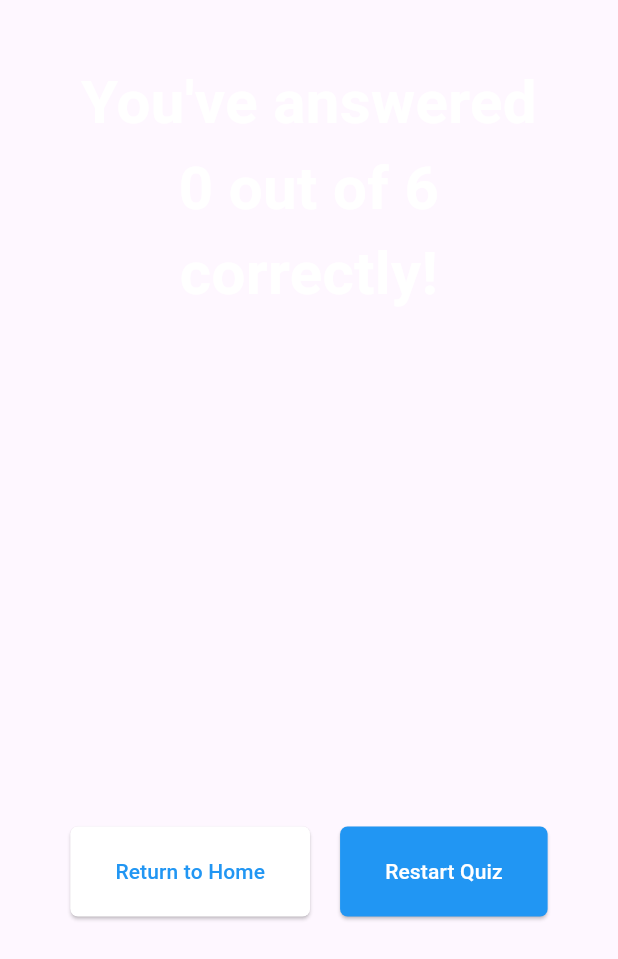
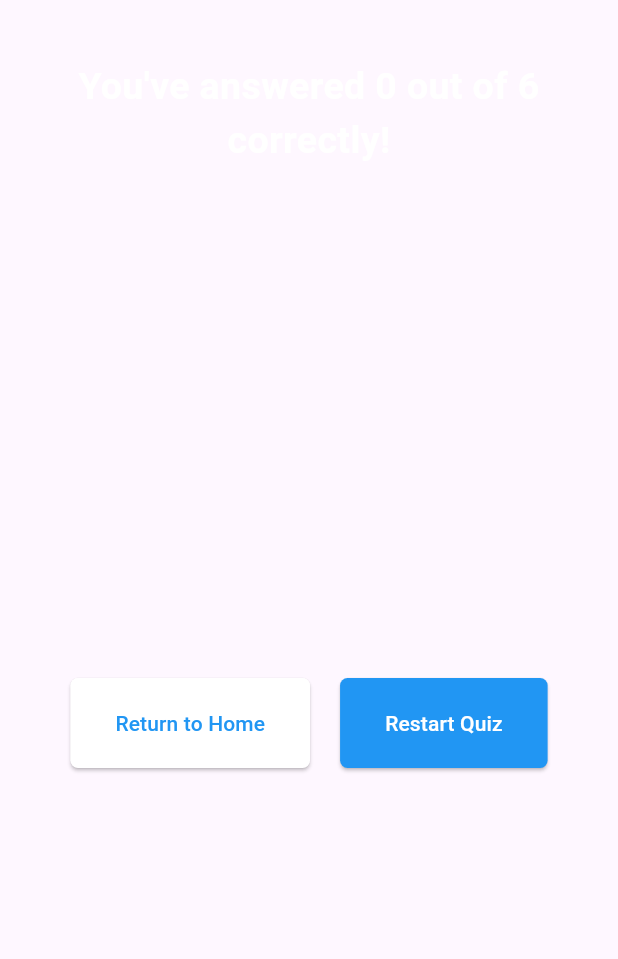
Before and after one commit to Terristwj/Matchsticks, a Flutter app: the ResultsScreen widget shown alone on an empty page, opened directly with empty values, on a phone screen of 412 x 824 dp. Shown: the top 959 px of the screen. Run offline on Flutter 3.47's test engine with Material 2 defaults, Android fonts, the phone set to English and light mode, and no system bars; our stand-ins replace animate_do, bottom_navy_bar, cloud_firestore, firebase_core, flutter_tts, google_fonts and 1 more; accounts and stored records are empty.

Commit message:
Update results_screen.dart

```diff
--- a/lib/screens/quizzes/results_screen.dart
+++ b/lib/screens/quizzes/results_screen.dart
@@ -49,7 +49,7 @@ class ResultsScreen extends StatelessWidget {
                 "You've answered $numCorrectQuestions out of $numTotalQuestions correctly!",
                 style: const TextStyle(
                   color: Colors.white,
-                fontSize: 40,
+                  fontSize: 25,
                   fontWeight: FontWeight.bold,
                 ),
                 textAlign: TextAlign.center,
```
Lines whose indentation alone changed are shown as unchanged.
